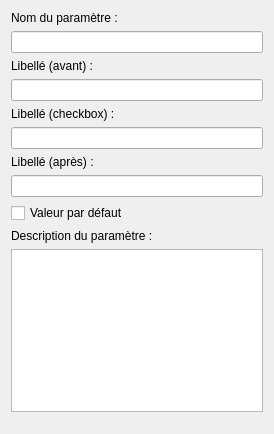
Before: the Qt Designer form stepcreatorv2/parameters/widgets/widgetfilechoice.ui in computree/computree-v3, drawn with Qt 5.
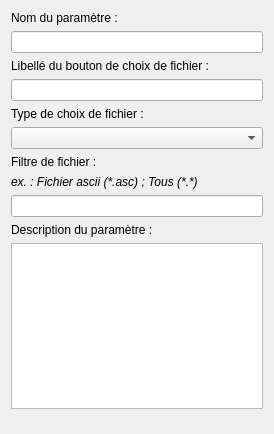
After: the same form once the commit is applied.

What changed in the file:
```diff
--- a/stepcreatorv2/parameters/widgets/widgetfilechoice.ui
+++ b/stepcreatorv2/parameters/widgets/widgetfilechoice.ui
@@ -33,7 +33,7 @@
    <item>
     <widget class="QLabel" name="label_2">
      <property name="text">
-      <string>Libellé (avant) :</string>
+      <string>Libellé du bouton de choix de fichier :</string>
      </property>
     </widget>
    </item>
@@ -41,32 +41,37 @@
     <widget class="QLineEdit" name="libBefore"/>
    </item>
    <item>
-    <widget class="QLabel" name="label_5">
+    <widget class="QLabel" name="label_6">
      <property name="text">
-      <string>Libellé (checkbox) :</string>
+      <string>Type de choix de fichier :</string>
      </property>
     </widget>
    </item>
    <item>
-    <widget class="QLineEdit" name="libCheckbox"/>
+    <widget class="QComboBox" name="neededFileType"/>
    </item>
    <item>
     <widget class="QLabel" name="label_4">
      <property name="text">
-      <string>Libellé (après) :</string>
+      <string>Filtre de fichier :</string>
+     </property>
+    </widget>
+   </item>
+   <item>
+    <widget class="QLabel" name="label_5">
+     <property name="font">
+      <font>
+       <italic>true</italic>
+      </font>
+     </property>
+     <property name="text">
+      <string>ex. : Fichier ascii (*.asc) ; Tous (*.*)</string>
      </property>
     </widget>
    </item>
    <item>
     <widget class="QLineEdit" name="libAfter"/>
    </item>
-   <item>
-    <widget class="QCheckBox" name="defaultValue">
-     <property name="text">
-      <string>Valeur par défaut</string>
-     </property>
-    </widget>
-   </item>
    <item>
     <widget class="QLabel" name="label_3">
      <property name="text">
```
